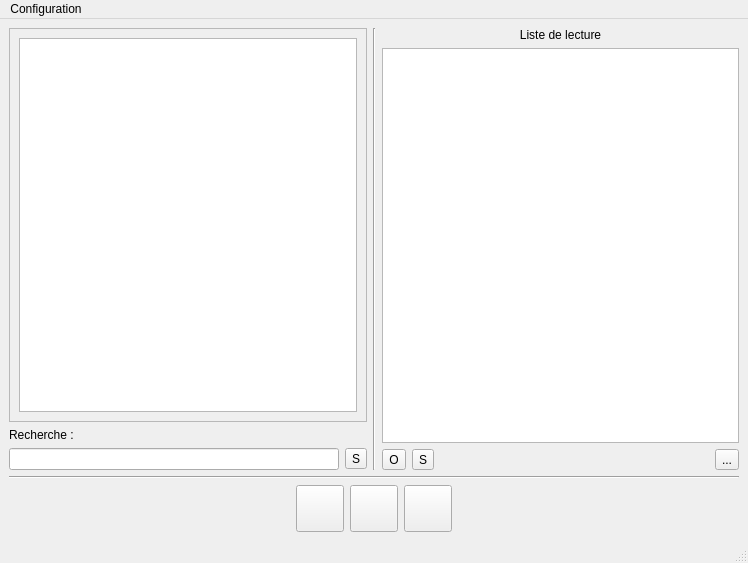
First picture: the form in GuiliGuili/GuiliGuili.ui, repository Toyunda/toyunda, before the edit.
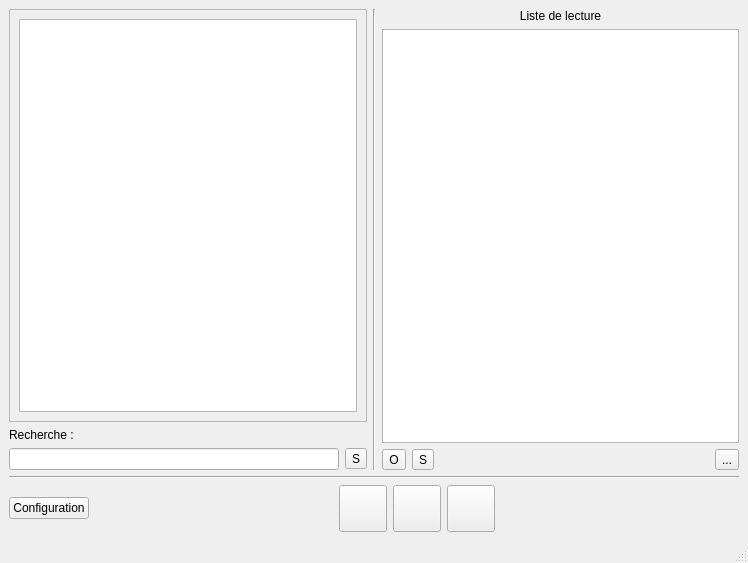
Second picture: the form after the edit. Icons and pictures are not drawn.

```diff
--- a/GuiliGuili/GuiliGuili.ui
+++ b/GuiliGuili/GuiliGuili.ui
@@ -34,8 +34,8 @@
               <rect>
                <x>0</x>
                <y>0</y>
-               <width>355</width>
-               <height>383</height>
+               <width>350</width>
+               <height>407</height>
               </rect>
              </property>
              <layout class="QHBoxLayout" name="horizontalLayout_6">
@@ -181,6 +181,13 @@
       </item>
       <item>
        <layout class="QHBoxLayout" name="horizontalLayout_3">
+        <item>
+         <widget class="QPushButton" name="configurationButton">
+          <property name="text">
+           <string>Configuration</string>
+          </property>
+         </widget>
+        </item>
         <item>
          <spacer name="horizontalSpacer_3">
           <property name="orientation">
@@ -264,22 +271,6 @@
     </item>
    </layout>
   </widget>
-  <widget class="QMenuBar" name="menubar">
-   <property name="geometry">
-    <rect>
-     <x>0</x>
-     <y>0</y>
-     <width>748</width>
-     <height>23</height>
-    </rect>
-   </property>
-   <widget class="QMenu" name="menuCOnfiguration">
-    <property name="title">
-     <string>Configuration</string>
-    </property>
-   </widget>
-   <addaction name="menuCOnfiguration"/>
-  </widget>
   <widget class="QStatusBar" name="statusbar"/>
  </widget>
  <resources>
```
Left out of the diff: 12 changed lines with no effect on the pictures.
